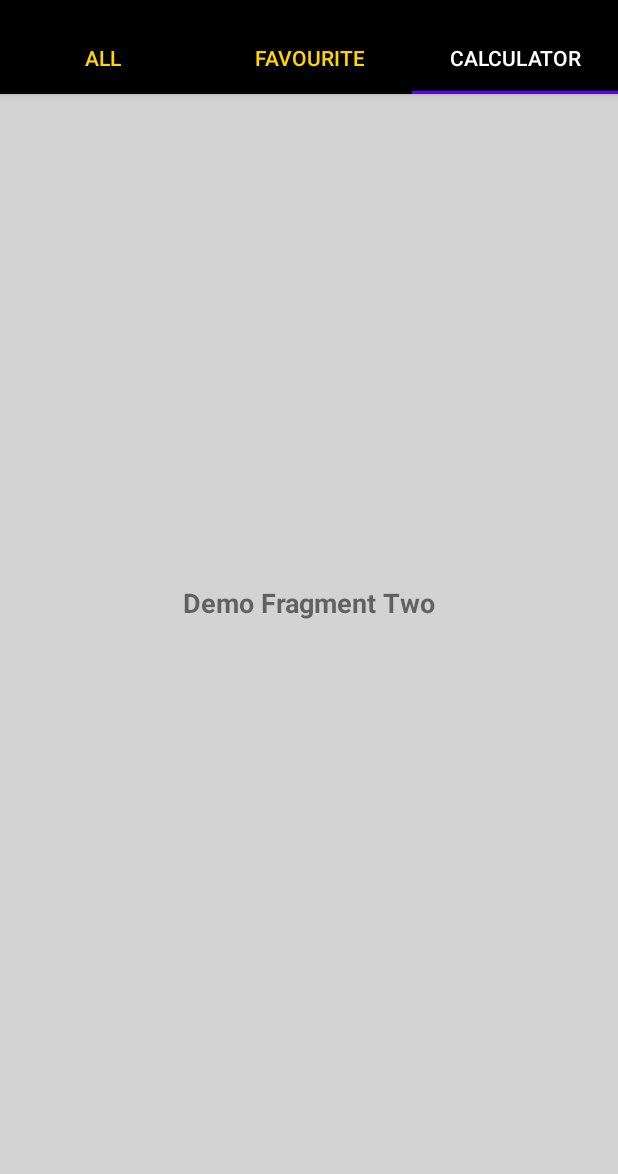
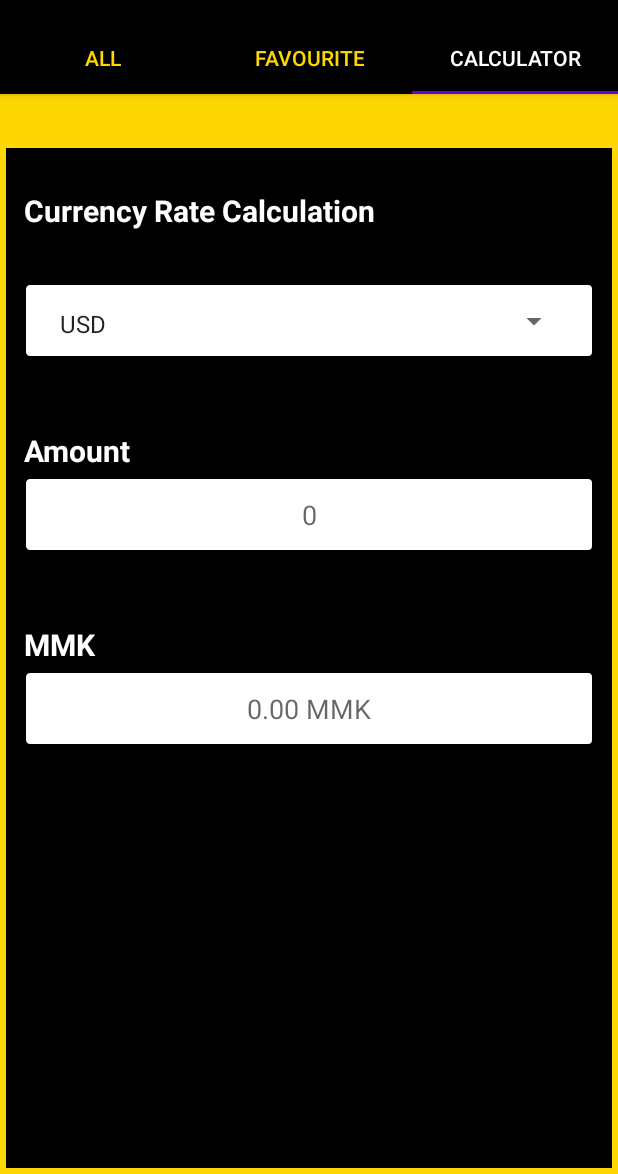
Before and after one commit to haymarsan/Exchange_Rate, an Android app: the screen it shows after launch (MainActivity), tab 3 chosen, on a phone screen of 412 x 824 dp, the part 62-1236 px from its top. Run offline under Robolectric (Android 15) with nearby library versions, the phone set to English and light mode, and no system bars; libraries missing offline, so code that uses them is left out: okhttp3.internal; 1 statement that could not run was skipped.

Commit message:
update: with Calculation

```diff
--- a/app/src/main/java/com/hms/currencyexchange/adapters/ViewPagerAdapter.kt
+++ b/app/src/main/java/com/hms/currencyexchange/adapters/ViewPagerAdapter.kt
@@ -11,7 +11,7 @@ class ViewPagerAdapter (fm: FragmentManager) : FragmentStatePagerAdapter(fm) {
         return when (position) {
             0 -> AllCurrencyFragment.newFragment()
             1 -> FavouriteCurrencyFragment.newFragment()
-            else -> DemoTwoFragment.newFragment()
+            else -> CurrencyCalculatorFragment.newFragment()
         }
     }
 
--- /dev/null
+++ b/app/src/main/res/drawable-v24/bg_square_border.xml
@@ -0,0 +1,14 @@
+<?xml version="1.0" encoding="utf-8"?>
+<shape xmlns:android="http://schemas.android.com/apk/res/android"
+    android:shape="rectangle">
+
+    <solid android:color="@android:color/white" />
+    <corners
+            android:bottomLeftRadius="3dp"
+            android:bottomRightRadius="3dp"
+            android:topLeftRadius="3dp"
+            android:topRightRadius="3dp" />
+
+    <stroke android:color="@color/black"
+            android:width="1dp"/>
+</shape>
--- a/app/src/main/res/layout/fragment_demo_two.xml
+++ b/app/src/main/res/layout/fragment_demo_two.xml
@@ -4,15 +4,88 @@
                                                    xmlns:tools="http://schemas.android.com/tools"
                                                    android:orientation="vertical"
                                                    android:layout_width="match_parent"
-                                                   android:layout_height="match_parent">
+                                                   android:layout_height="match_parent"
+                                                   android:padding="@dimen/margin_small"
+                                                   android:background="@color/gold">
 
-    <TextView
-            android:text="Demo Fragment Two"
-            android:layout_width="wrap_content"
-            android:layout_height="wrap_content"
-            android:id="@+id/tvFragmentName"
-            app:layout_constraintTop_toTopOf="parent" app:layout_constraintBottom_toBottomOf="parent"
+    <ProgressBar
+            android:id="@+id/progressCalculate"
+            android:layout_width="wrap_content" android:layout_height="wrap_content"
+            app:layout_constraintTop_toTopOf="parent"
             app:layout_constraintStart_toStartOf="parent"
-            app:layout_constraintEnd_toEndOf="parent" app:layout_constraintVertical_bias="0.47000003"
-            android:textStyle="bold" android:textSize="18sp"/>
+            app:layout_constraintEnd_toEndOf="parent"
+            app:layout_constraintBottom_toBottomOf="parent"
+            android:visibility="gone"/>
+
+    <RelativeLayout android:layout_width="match_parent" android:layout_height="match_parent"
+                    android:id="@+id/rlFrame"
+                    android:padding="@dimen/margin_card_medium_2"
+                    android:layout_marginTop="@dimen/margin_xlarge"
+                    android:background="@color/black">
+
+        <TextView android:layout_width="match_parent" android:layout_height="50dp"
+                  android:id="@+id/tvCalculationTitle"
+                  android:layout_marginTop="@dimen/margin_medium_2"
+                  android:text="Currency Rate Calculation"
+                  android:textSize="@dimen/text_regular_3x"
+                  android:textColor="@android:color/white"
+                  android:textStyle="bold"/>
+
+        <LinearLayout
+                android:id="@+id/llSpinner"
+                android:layout_width="match_parent"
+                android:layout_height="50dp"
+                android:layout_marginTop="@dimen/margin_card_medium_2"
+                android:layout_below="@id/tvCalculationTitle"
+                android:background="@drawable/bg_square_border"
+                android:paddingTop="@dimen/content_padding"
+                android:paddingBottom="@dimen/content_padding"
+                android:paddingStart="@dimen/content_padding"
+                android:paddingEnd="@dimen/content_padding">
+            <Spinner
+                    android:id="@+id/spnCurrency"
+                    android:layout_width="match_parent"
+                    android:layout_height="wrap_content"
+                    android:clickable="false"
+                    android:entries="@array/currency_arrays1"
+                    android:textSize="@dimen/text_regular"
+            />
+        </LinearLayout>
+
+        <TextView android:layout_width="match_parent" android:layout_height="wrap_content"
+                  android:id="@+id/tvAmount"
+                  android:text="Amount"
+                  android:layout_marginTop="@dimen/margin_xxlarge"
+                  android:layout_below="@+id/llSpinner"
+                  android:textSize="@dimen/text_regular_3x"
+                  android:textColor="@android:color/white"
+                  android:textStyle="bold"/>
+
+        <EditText android:layout_width="match_parent" android:layout_height="50dp"
+                  android:id="@+id/etAmount"
+                  android:layout_marginTop="@dimen/margin_small"
+                  android:layout_below="@+id/tvAmount"
+                  android:hint="0"
+                  android:textAlignment="center"
+                  android:background="@drawable/bg_square_border"/>
+
+        <TextView android:layout_width="match_parent" android:layout_height="wrap_content"
+                  android:id="@+id/tvMMK"
+                  android:text="MMK"
+                  android:layout_marginTop="@dimen/margin_xxlarge"
+                  android:layout_below="@+id/etAmount"
+                  android:textColor="@android:color/white"
+                  android:textSize="@dimen/text_regular_3x"
+                  android:textStyle="bold"/>
+
+        <EditText android:layout_width="match_parent" android:layout_height="50dp"
+                  android:id="@+id/etMMK"
+                  android:layout_marginTop="@dimen/margin_small"
+                  android:layout_below="@+id/tvMMK"
+                  android:hint="0.00 MMK"
+                  android:textAlignment="center"
+                  android:background="@drawable/bg_square_border"/>
+
+
+    </RelativeLayout>
 </androidx.constraintlayout.widget.ConstraintLayout>
--- a/app/src/main/res/values/dimens.xml
+++ b/app/src/main/res/values/dimens.xml
@@ -56,4 +56,6 @@
     <dimen name="fab_size_normal">56dp</dimen>
     <dimen name="fab_size_mini">40dp</dimen>
     <dimen name="labels_text_size">14sp</dimen>
+
+    <dimen name="content_padding">16dp</dimen>
 </resources>
--- a/app/src/main/res/values/strings.xml
+++ b/app/src/main/res/values/strings.xml
@@ -16,4 +16,18 @@
     <string name="nav_header_subtitle">android.studio@android.com</string>
     <string name="nav_header_desc">Navigation header</string>
 
+    <string-array name="currency_arrays1">
+        <item>USD</item>
+        <item>EUR</item>
+        <item>THB</item>
+        <item>SGD</item>
+    </string-array>
+
+    <string-array name="currency_arrays2">
+        <item>MMK</item>
+        <item>EUR</item>
+        <item>THB</item>
+        <item>SGD</item>
+        <item>USD</item>
+    </string-array>
 </resources>
```
Also changed, not shown: app/src/main/java/com/hms/currencyexchange/fragments/CurrencyCalculatorFragment.kt (added, +159 -0 lines), app/src/main/java/com/hms/currencyexchange/fragments/DemoTwoFragment.kt (deleted, +0 -23 lines), app/src/main/res/values/colors.xml (+7 -0 lines), app/src/main/res/values/styles.xml (+9 -0 lines).
